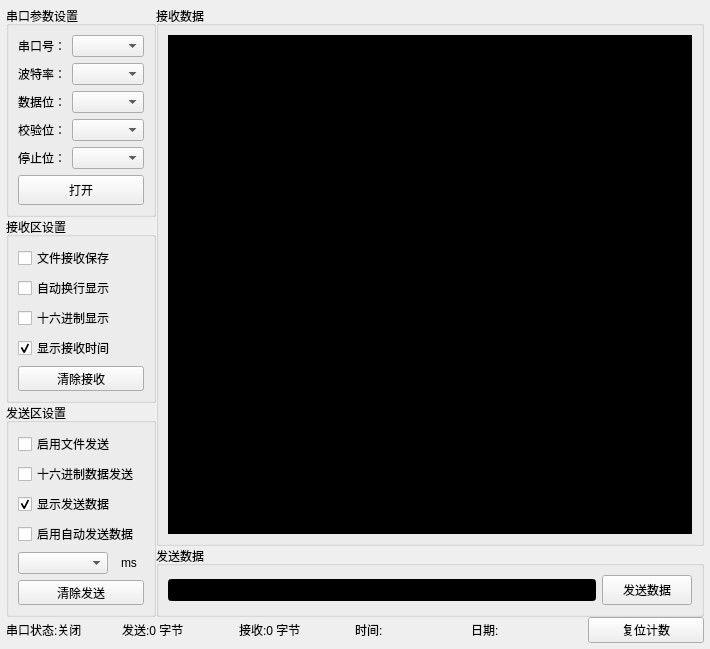
Qt form LSerialTool/Src/ui/widget.ui (kevinlq/MyQt) before a commit.
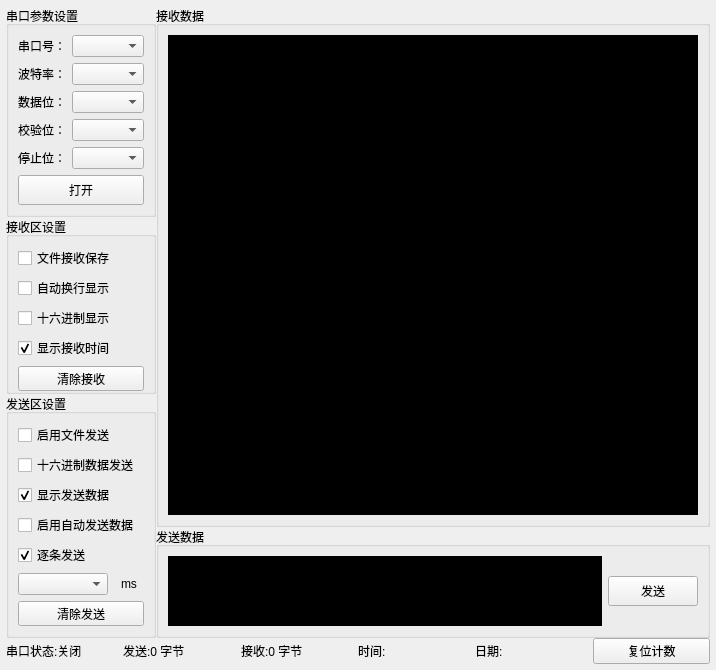
The same form after that commit.

Diff of the .ui file:
```diff
--- a/LSerialTool/Src/ui/widget.ui
+++ b/LSerialTool/Src/ui/widget.ui
@@ -6,8 +6,8 @@
    <rect>
     <x>0</x>
     <y>0</y>
-    <width>710</width>
-    <height>562</height>
+    <width>716</width>
+    <height>614</height>
    </rect>
   </property>
   <property name="windowTitle">
@@ -114,6 +114,9 @@
           <string>接收区设置</string>
          </property>
          <layout class="QVBoxLayout" name="verticalLayout_3">
+          <property name="bottomMargin">
+           <number>0</number>
+          </property>
           <item>
            <widget class="QCheckBox" name="checkBox_5">
             <property name="text">
@@ -204,6 +207,16 @@
             </property>
            </widget>
           </item>
+          <item>
+           <widget class="QCheckBox" name="chSendOne">
+            <property name="text">
+             <string>逐条发送</string>
+            </property>
+            <property name="checked">
+             <bool>true</bool>
+            </property>
+           </widget>
+          </item>
           <item>
            <layout class="QHBoxLayout" name="horizontalLayout_4">
             <item>
@@ -308,7 +321,19 @@
          </property>
          <layout class="QHBoxLayout" name="horizontalLayout_3">
           <item>
-           <widget class="QLineEdit" name="txtSend">
+           <widget class="QTextEdit" name="txtSend">
+            <property name="sizePolicy">
+             <sizepolicy hsizetype="Expanding" vsizetype="Maximum">
+              <horstretch>0</horstretch>
+              <verstretch>0</verstretch>
+             </sizepolicy>
+            </property>
+            <property name="maximumSize">
+             <size>
+              <width>16777215</width>
+              <height>16777214</height>
+             </size>
+            </property>
             <property name="styleSheet">
              <string notr="true">background-color: rgb(0, 0, 0);
 font: 14pt &quot;宋体&quot;;
@@ -334,7 +359,7 @@
              <cursorShape>PointingHandCursor</cursorShape>
             </property>
             <property name="text">
-             <string>发送数据</string>
+             <string>发送</string>
             </property>
            </widget>
           </item>
```
Left out of the diff: 8 changed lines with no effect on the pictures.
